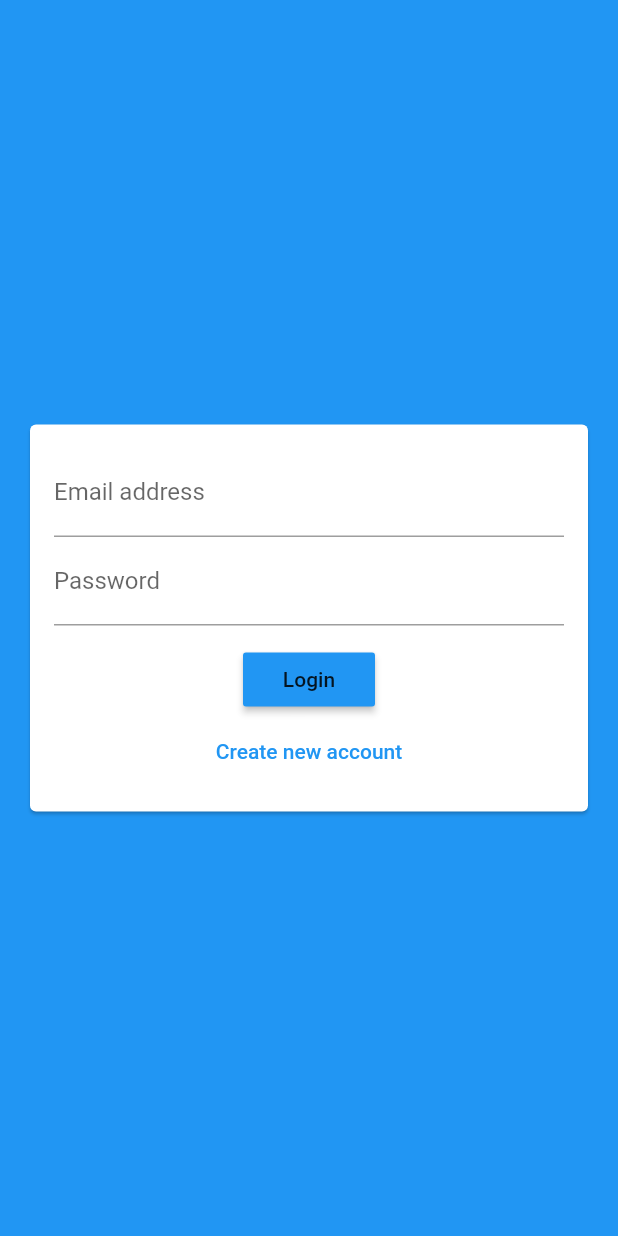
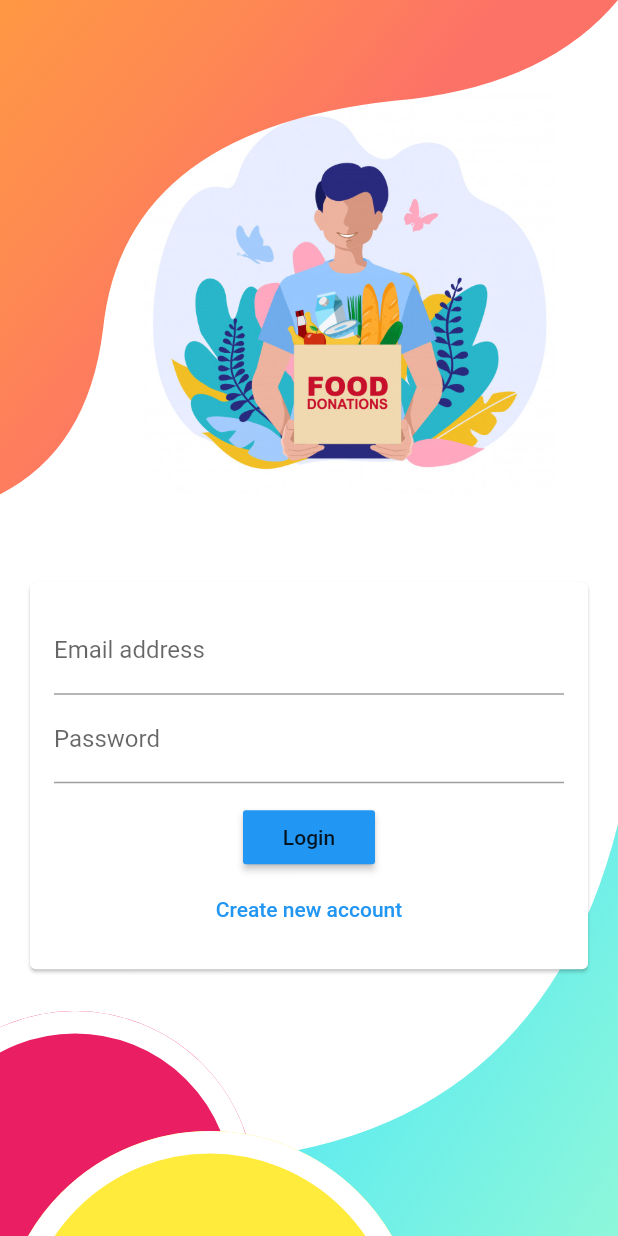
Before and after one commit to TrushaT/FreeFeed, a Flutter app: the screen it shows after launch, on a phone screen of 412 x 824 dp. Run offline on Flutter 3.47's test engine with Material 2 defaults, Android fonts, the phone set to English and light mode, and no system bars; our stand-ins replace bottom_navy_bar, cloud_firestore, firebase_auth, firebase_core, firebase_messaging, firebase_storage and 4 more; accounts and stored records are empty; generated files the repository leaves out were written again.

Commit message:
front end updates of authscreen and user home screen

```diff
--- a/FreeFeed/lib/main.dart
+++ b/FreeFeed/lib/main.dart
@@ -10,6 +10,7 @@ import 'package:cloud_firestore/cloud_firestore.dart';
 import './screens/users/home_screen.dart';
 import 'package:FreeFeed/widgets/auth_service.dart';
 import 'package:FreeFeed/models/users.dart';
+import './widgets/loading.dart';
 
 void main() async {
   WidgetsFlutterBinding.ensureInitialized();
@@ -28,10 +29,10 @@ class MyApp extends StatelessWidget {
         ),
         home: StreamBuilder(
           stream: FirebaseAuth.instance.authStateChanges(),
-          builder: (ctx, userSnapshot)  {
+          builder: (ctx, userSnapshot) {
             if (userSnapshot.connectionState == ConnectionState.waiting) {
               print('COnnection STATE');
-              return Center(child: CircularProgressIndicator(),);
+              return Loading();
             }
             if (userSnapshot.hasData) {
               print("Inside stream builder has data");
@@ -39,13 +40,17 @@ class MyApp extends StatelessWidget {
               User user = userSnapshot.data;
               // auth.getUserData(user.uid).then(() {});
               return FutureBuilder(
-                future: FirebaseFirestore.instance.collection('users').doc(user.uid).get(),
-                  builder: (ctx, futureSnapshot){
-                if(futureSnapshot.connectionState == ConnectionState.waiting) {
-                  return Center(child: CircularProgressIndicator(),);
+                  future: FirebaseFirestore.instance
+                      .collection('users')
+                      .doc(user.uid)
+                      .get(),
+                  builder: (ctx, futureSnapshot) {
+                    if (futureSnapshot.connectionState ==
+                        ConnectionState.waiting) {
+                      return Loading();
                     }
                     print('Role:' + futureSnapshot.data.data()['role']);
-                if(futureSnapshot.data.data()['role'] == 'ngo'){
+                    if (futureSnapshot.data.data()['role'] == 'ngo') {
                       return NGOHomeScreen();
                     }
                     return HomeScreen();
--- a/FreeFeed/lib/screens/NGO/donation_tile.dart
+++ b/FreeFeed/lib/screens/NGO/donation_tile.dart
@@ -1,7 +1,6 @@
 import 'package:FreeFeed/screens/NGO/notification.dart';
 import 'package:flutter/material.dart';
 import 'donation.dart';
-import 'package:awesome_dialog/awesome_dialog.dart';
 import 'package:FreeFeed/widgets/custom_dialog.dart';
 import 'package:cloud_firestore/cloud_firestore.dart';
 
--- a/FreeFeed/lib/screens/NGO/homescreen.dart
+++ b/FreeFeed/lib/screens/NGO/homescreen.dart
@@ -157,7 +157,7 @@ class _NGOHomeScreenState extends State<NGOHomeScreen> {
                     print(doc);
                     print(finalDonations);
 
-                    return finalDonations == null
+                    return finalDonations.length == 0
                         ? Container(
                             child: Text('No Donation Requests'),
                           )
--- a/FreeFeed/lib/screens/authenticate/auth_screen.dart
+++ b/FreeFeed/lib/screens/authenticate/auth_screen.dart
@@ -5,6 +5,7 @@ import 'package:firebase_storage/firebase_storage.dart';
 import 'package:flutter/services.dart';
 import 'package:cloud_firestore/cloud_firestore.dart';
 import 'package:FreeFeed/widgets/auth_form.dart';
+import 'background.dart';
 
 class AuthScreen extends StatefulWidget {
   @override
@@ -62,8 +63,17 @@ class _AuthScreenState extends State<AuthScreen> {
   @override
   Widget build(BuildContext context) {
     return Scaffold(
-      backgroundColor: Theme.of(context).primaryColor,
-      body: AuthForm(_submitAuthForm, _isLoading),
-    );
+      // resizeToAvoidBottomInset: true,
+      resizeToAvoidBottomPadding: false,
+      // backgroundColor: Theme.of(context).primaryColor,
+      backgroundColor: Colors.white,
+      body:
+      Stack(
+          children: <Widget>[
+             Background(),
+             AuthForm(_submitAuthForm, _isLoading),
+             ],
+        ));
+
   }
 }
--- /dev/null
+++ b/FreeFeed/lib/screens/authenticate/background.dart
@@ -0,0 +1,176 @@
+import 'package:flutter/material.dart';
+
+class Background extends StatelessWidget {
+  @override
+  Widget build(BuildContext context) {
+    return Scaffold(
+      resizeToAvoidBottomPadding: false,
+      backgroundColor: Colors.white,
+      body: Column(
+        children: <Widget>[
+          new Stack(
+            alignment: FractionalOffset(0.7, 1.0),
+            children: <Widget>[
+              Image.asset('assets/donation.jpg', width: MediaQuery.of(context).size.width/1.5,),
+              WavyHeader(),
+            ],
+          ),
+
+           Expanded(
+            child: Container(
+            ),
+          ),
+          Stack(
+            alignment: Alignment.bottomLeft,
+            children: <Widget>[
+              WavyFooter(),
+              CirclePink(),
+              CircleYellow(),
+            ],
+          )
+        ],
+      ),
+    );
+  }
+}
+
+const List<Color> orangeGradients = [
+  Color(0xFFFF9844),
+  Color(0xFFFE8853),
+  Color(0xFFFD7267),
+];
+
+const List<Color> aquaGradients = [
+  Color(0xFF5AEAF1),
+  Color(0xFF8EF7DA),
+];
+
+class WavyHeader extends StatelessWidget {
+  @override
+  Widget build(BuildContext context) {
+    return ClipPath(
+      clipper: TopWaveClipper(),
+      child: Container(
+        decoration: BoxDecoration(
+          gradient: LinearGradient(
+              colors: orangeGradients,
+              begin: Alignment.topLeft,
+              end: Alignment.center),
+        ),
+        height: MediaQuery.of(context).size.height / 2.5,
+      ),
+    );
+  }
+}
+
+class WavyFooter extends StatelessWidget {
+  @override
+  Widget build(BuildContext context) {
+    return ClipPath(
+      clipper: FooterWaveClipper(),
+      child: Container(
+        decoration: BoxDecoration(
+          gradient: LinearGradient(
+              colors: aquaGradients,
+              begin: Alignment.center,
+              end: Alignment.bottomRight),
+        ),
+        height: MediaQuery.of(context).size.height / 3,
+      ),
+    );
+  }
+}
+
+class CirclePink extends StatelessWidget {
+  @override
+  Widget build(BuildContext context) {
+    return Transform.translate(
+      offset: Offset(-70.0, 90.0),
+      child: Material(
+        color: Colors.pink,
+        child: Padding(padding: EdgeInsets.all(120)),
+        shape: CircleBorder(side: BorderSide(color: Colors.white, width: 15.0)),
+      ),
+    );
+  }
+}
+
+class CircleYellow extends StatelessWidget {
+  @override
+  Widget build(BuildContext context) {
+    return Transform.translate(
+      offset: Offset(0.0, 210.0),
+      child: Material(
+        color: Colors.yellow,
+        child: Padding(padding: EdgeInsets.all(140)),
+        shape: CircleBorder(side: BorderSide(color: Colors.white, width: 15.0)),
+      ),
+    );
+  }
+}
+
+class TopWaveClipper extends CustomClipper<Path> {
+  @override
+  Path getClip(Size size) {
+    // This is where we decide what part of our image is going to be visible.
+    var path = Path();
+    path.lineTo(0.0, size.height);
+
+    var firstControlPoint = new Offset(size.width / 7, size.height - 30);
+    var firstEndPoint = new Offset(size.width / 6, size.height / 1.5);
+
+    path.quadraticBezierTo(firstControlPoint.dx, firstControlPoint.dy,
+        firstEndPoint.dx, firstEndPoint.dy);
+
+    var secondControlPoint = Offset(size.width / 5, size.height / 4);
+    var secondEndPoint = Offset(size.width / 1.5, size.height / 5);
+    path.quadraticBezierTo(secondControlPoint.dx, secondControlPoint.dy,
+        secondEndPoint.dx, secondEndPoint.dy);
+
+    var thirdControlPoint =
+        Offset(size.width - (size.width / 9), size.height / 6);
+    var thirdEndPoint = Offset(size.width, 0.0);
+    path.quadraticBezierTo(thirdControlPoint.dx, thirdControlPoint.dy,
+        thirdEndPoint.dx, thirdEndPoint.dy);
+
+    ///move from bottom right to top
+    path.lineTo(size.width, 0.0);
+
+    ///finally close the path by reaching start point from top right corner
+    path.close();
+    return path;
+  }
+
+  @override
+  bool shouldReclip(CustomClipper<Path> oldClipper) => false;
+}
+
+class FooterWaveClipper extends CustomClipper<Path> {
+  @override
+  Path getClip(Size size) {
+    var path = Path();
+    path.moveTo(size.width, 0.0);
+    path.lineTo(size.width, size.height);
+    path.lineTo(0.0, size.height);
+    path.lineTo(0.0, size.height - 60);
+    var secondControlPoint = Offset(size.width - (size.width / 6), size.height);
+    var secondEndPoint = Offset(size.width, 0.0);
+    path.quadraticBezierTo(secondControlPoint.dx, secondControlPoint.dy,
+        secondEndPoint.dx, secondEndPoint.dy);
+
+    return path;
+  }
+
+  @override
+  bool shouldReclip(CustomClipper<Path> oldClipper) => false;
+}
+
+class YellowCircleClipper extends CustomClipper<Rect> {
+  @override
+  Rect getClip(Size size) {
+    return null;
+  }
+
+  @override
+  bool shouldReclip(CustomClipper<Rect> oldClipper) => false;
+}
--- a/FreeFeed/lib/widgets/auth_form.dart
+++ b/FreeFeed/lib/widgets/auth_form.dart
@@ -33,8 +33,10 @@ class _AuthFormState extends State<AuthForm> {
 
   @override
   Widget build(BuildContext context) {
-    return Center(
-      child: Card(
+    return Align(
+      alignment: FractionalOffset(0.3, 0.7),
+      child:SingleChildScrollView(
+        child : Card(
         margin: EdgeInsets.all(20),
         child: SingleChildScrollView(
           child: Padding(
@@ -126,6 +128,6 @@ class _AuthFormState extends State<AuthForm> {
           ),
         ),
       ),
-    );
+    ));
   }
 }
--- a/FreeFeed/pubspec.yaml
+++ b/FreeFeed/pubspec.yaml
@@ -35,7 +35,7 @@ dependencies:
   json_serializable: ^3.3.0
   firebase_messaging: ^6.0.9
   fluttertoast: ^3.1.0
-  awesome_dialog: ^1.3.2
+  bottom_navy_bar: ^5.6.0
 
 
 
@@ -63,6 +63,8 @@ flutter:
   uses-material-design: true
   assets:
     - assets/locations.json
+    - assets/donation.jpg
+    - assets/donate.png
 
   # An image asset can refer to one or more resolution-specific "variants", see
   # https://flutter.dev/assets-and-images/#resolution-aware.
```
Also changed, not shown: FreeFeed/lib/screens/users/chat_screen.dart (+4 -4 lines), FreeFeed/lib/screens/users/home_screen.dart (+79 -49 lines), FreeFeed/lib/screens/users/map_ngo.dart (+20 -20 lines), FreeFeed/lib/widgets/custom_dialog.dart (+21 -4 lines), FreeFeed/lib/widgets/loading.dart (+5 -5 lines), FreeFeed/assets/donate.png (added), FreeFeed/assets/donation.jpg (added), FreeFeed/lib/screens/users/homepage.dart (added). Lines whose indentation alone changed are shown as unchanged.
